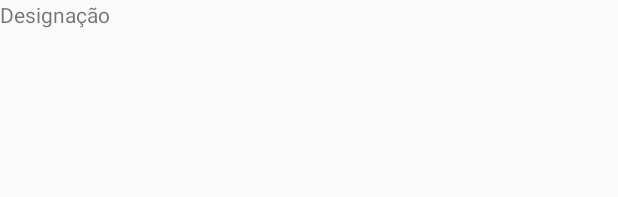
After one commit to gustavolemos15/AmovTP1, an Android app: the layout activity_info_detalhada.xml on its own in the app's theme, with its tools: preview values and no code run, on a phone screen of 412 x 824 dp. The commit adds this screen. Shown: the top 197 px of the screen. Run offline under Robolectric (Android 15) with nearby library versions, the phone set to English and light mode, and no system bars.

Commit message:
Informação detalhada do produto a funcionar mas incompleta. Falta construir layout o ligar informação

```diff
--- a/app/src/main/AndroidManifest.xml
+++ b/app/src/main/AndroidManifest.xml
@@ -1,7 +1,6 @@
 <?xml version="1.0" encoding="utf-8"?>
 <manifest xmlns:android="http://schemas.android.com/apk/res/android"
     package="pt.isec.a2014009081.listadecompras">
-
     <!-- Permissão necessária para um targetSdkVersion >= 29 -->
     <uses-permission android:name="android.permission.READ_EXTERNAL_STORAGE" />
 
@@ -12,7 +11,8 @@
         android:roundIcon="@mipmap/ic_launcher_round"
         android:supportsRtl="true"
         android:theme="@style/AppTheme">
-        <activity android:name=".NovoItemActivity"></activity>
+        <activity android:name=".InfoDetalhadaActivity"></activity>
+        <activity android:name=".NovoItemActivity" />
         <activity android:name=".GestaoDadosActivity" />
         <activity android:name=".ListasAnterioresActivity" />
         <activity android:name=".EdicaoListaActivity" />
--- /dev/null
+++ b/app/src/main/res/layout/activity_info_detalhada.xml
@@ -0,0 +1,20 @@
+<?xml version="1.0" encoding="utf-8"?>
+<LinearLayout xmlns:android="http://schemas.android.com/apk/res/android"
+    xmlns:app="http://schemas.android.com/apk/res-auto"
+    xmlns:tools="http://schemas.android.com/tools"
+    android:layout_width="match_parent"
+    android:layout_height="match_parent"
+    tools:context=".InfoDetalhadaActivity"
+    android:orientation="horizontal">
+
+    <TextView
+        android:layout_width="match_parent"
+        android:layout_height="wrap_content"
+        android:text="Designação"/>
+    <TextView
+        android:id="@+id/tvDesignacao"
+        android:layout_width="match_parent"
+        android:layout_height="wrap_content"
+        android:text="Designação"/>
+
+</LinearLayout>
```
Also changed, not shown: app/src/main/java/pt/isec/a2014009081/listadecompras/EdicaoListaActivity.kt (+12 -0 lines), app/src/main/java/pt/isec/a2014009081/listadecompras/InfoDetalhadaActivity.kt (added, +22 -0 lines).
